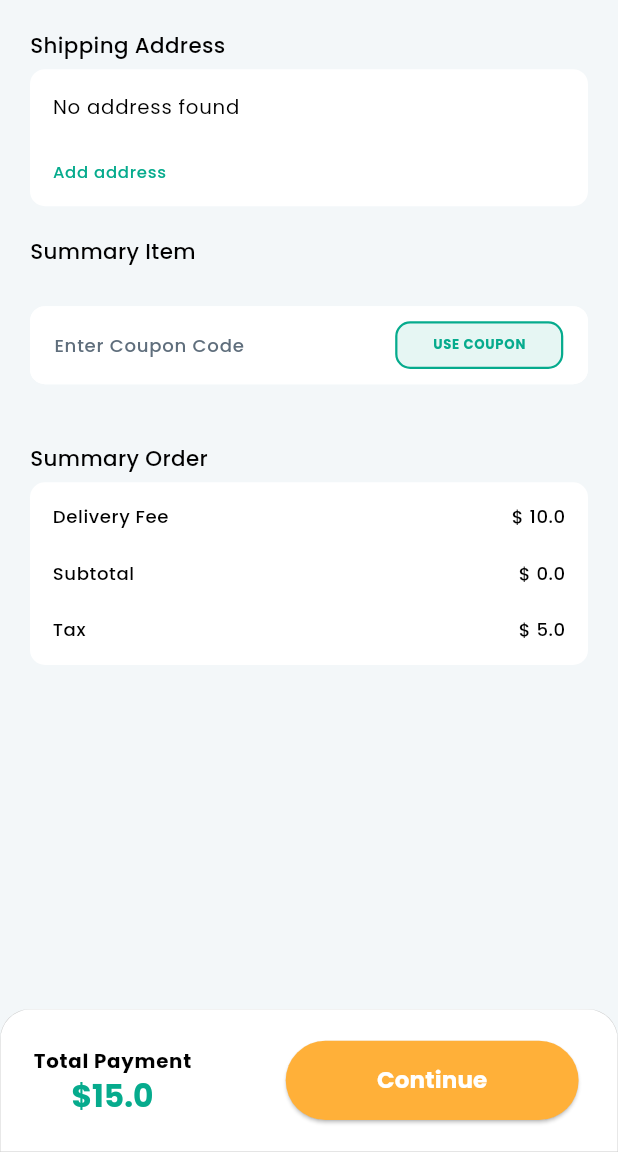
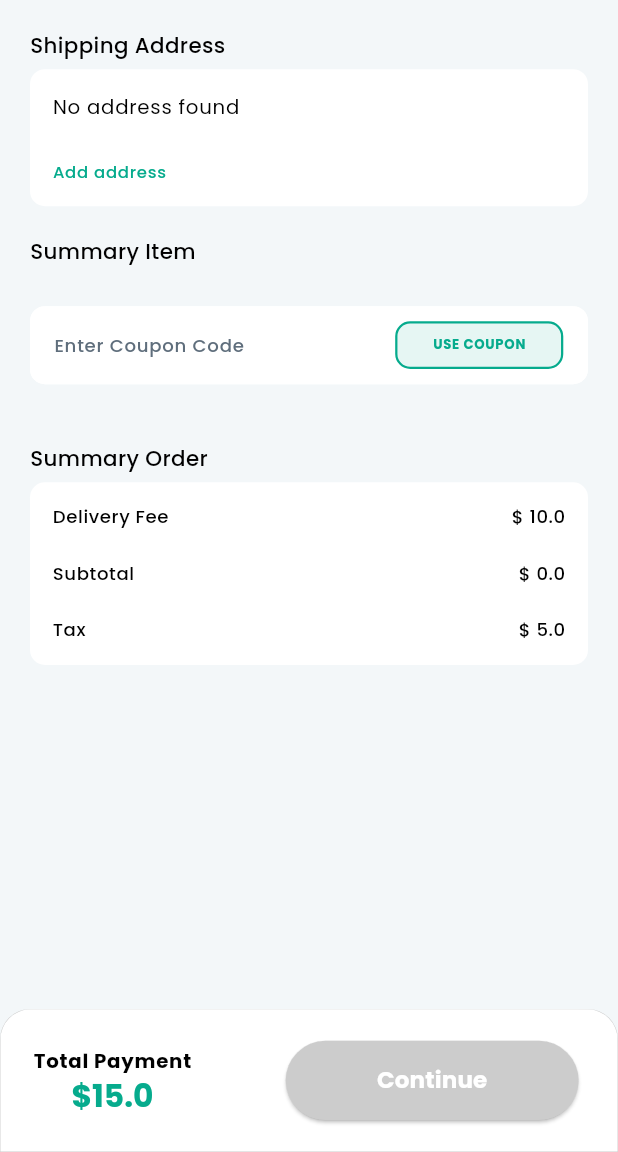
Before and after one commit to logicberry/shopping-app-mobile, a Flutter app: the CheckOutPage screen opened directly with empty values, on a phone screen of 412 x 824 dp, the part 84-1236 px from its top. Run offline on Flutter 3.47's test engine with Material 3 defaults, Android fonts, the phone set to English and light mode, and no system bars; our stand-ins replace flutter_rating_bar, flutter_screenutil, flutter_svg, get_it, go_router, internet_connection_checker and 2 more; missing offline and left inert: autoscale_tabbarview; accounts and stored records are empty; network calls fail.

Commit message:
feat: add cart selection functionality

```diff
--- a/lib/main.dart
+++ b/lib/main.dart
@@ -7,6 +7,7 @@ import 'package:shopapp/src/features/Authentication/controller/auth_controller.d
 import 'package:shopapp/src/features/Cart/controller/cart_controller.dart';
 import 'package:shopapp/src/features/Product/controller/product_controller.dart';
 import 'package:shopapp/src/features/Profile/controller/user_controller.dart';
+import 'src/features/Cart/controller/selected_item_controller.dart';
 import 'src/features/Profile/controller/theme_controller.dart';
 import 'src/services/locator_service.dart';
 
@@ -21,7 +22,8 @@ void main() {
       ChangeNotifierProvider(create: (context) => ProductProvider()),
       ChangeNotifierProvider(create: (context) => UserProvider()),
       ChangeNotifierProvider(create: (_) => ThemeProvider()),
-      ChangeNotifierProvider(create: (_) => CartProvider())
+      ChangeNotifierProvider(create: (_) => CartProvider()),
+      ChangeNotifierProvider(create: (_) => SelectedItemsProvider()),
     ], child: const MyApp()),
   );
 }
--- a/lib/src/components/button.dart
+++ b/lib/src/components/button.dart
@@ -4,14 +4,15 @@ import 'package:flutter_screenutil/flutter_screenutil.dart';
 import '../core/core.dart';
 
 class SAActionButton extends StatelessWidget {
-  const SAActionButton({super.key, required this.title, required this.onTap});
+  const SAActionButton({super.key, required this.title, required this.onTap, this.color});
 
   final String title;
   final VoidCallback? onTap;
+  final Color? color;
 
   @override
   Widget build(BuildContext context) {
-              final textTheme = Theme.of(context).textTheme;
+    final textTheme = Theme.of(context).textTheme;
 
     return SizedBox(
       height: 60.h,
@@ -19,7 +20,7 @@ class SAActionButton extends StatelessWidget {
       child: InkWell(
         onTap: onTap,
         child: Card(
-          color: AppColors.secondaryColor,
+          color: color ?? AppColors.secondaryColor,
           shape: const StadiumBorder(),
           child: Center(
             child: Text(title, style: textTheme.labelLarge),
--- a/lib/src/components/cart_and_checkout_bar.dart
+++ b/lib/src/components/cart_and_checkout_bar.dart
@@ -1,8 +1,10 @@
 import 'package:flutter/material.dart';
 import 'package:flutter_screenutil/flutter_screenutil.dart';
+import 'package:provider/provider.dart';
 import 'package:shopapp/src/components/button.dart';
 
 import '../core/core.dart';
+import '../features/Cart/controller/selected_item_controller.dart';
 
 class CartAndCheckoutBar extends StatelessWidget {
   final String? title;
@@ -14,7 +16,9 @@ class CartAndCheckoutBar extends StatelessWidget {
   @override
   Widget build(BuildContext context) {
     final textTheme = Theme.of(context).textTheme;
-
+    final selectedItemsProvider = context.watch<SelectedItemsProvider>();
+    final bool hasSelectedItems =
+        selectedItemsProvider.selectedItems.isNotEmpty;
     return Container(
       width: double.infinity,
       height: 94.h,
@@ -44,8 +48,12 @@ class CartAndCheckoutBar extends StatelessWidget {
             Space.width(5),
             SizedBox(
                 width: 185.w,
-                child:
-                    SAActionButton(title: title ?? 'Continue', onTap: onTap)),
+                child: SAActionButton(
+                    title: title ?? 'Continue',
+                    color: hasSelectedItems
+                        ? AppColors.secondaryColor
+                        : AppColors.grey,
+                    onTap: hasSelectedItems ? onTap : null)),
           ],
         ),
       ),
```
Also changed, not shown: lib/src/features/Cart/controller/selected_item_controller.dart (added, +27 -0 lines), lib/src/features/Cart/screens/cart_page.dart (+41 -5 lines), lib/src/features/Cart/widgets/cart_card.dart (+5 -3 lines).
